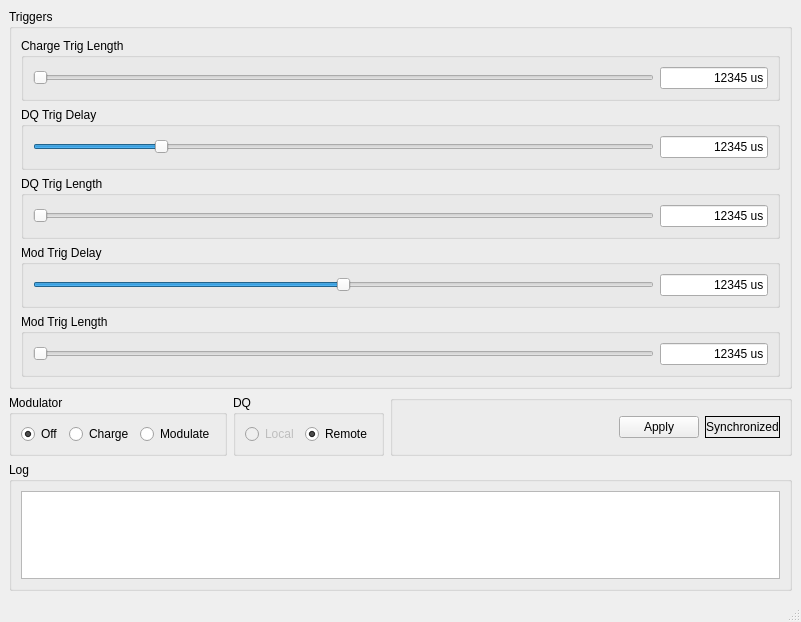
Above: resources/ui_mainwindow.ui from komministern/modulator_control before the change. Below: the same form after it.
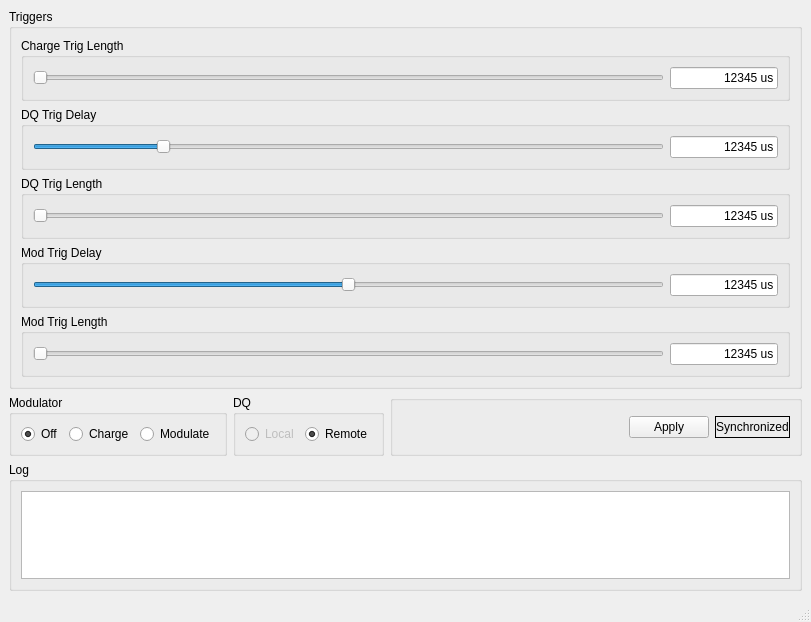
That is the form after the change.

The edit to the form file:
```diff
--- a/resources/ui_mainwindow.ui
+++ b/resources/ui_mainwindow.ui
@@ -6,7 +6,7 @@
    <rect>
     <x>0</x>
     <y>0</y>
-    <width>801</width>
+    <width>811</width>
     <height>622</height>
    </rect>
   </property>
```
Left out of the diff: 4 changed lines with no effect on the pictures.
